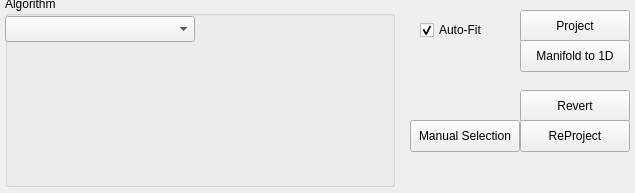
Old version of the form MLDemos/optsProject.ui in the repository b4silio/MLDemos.
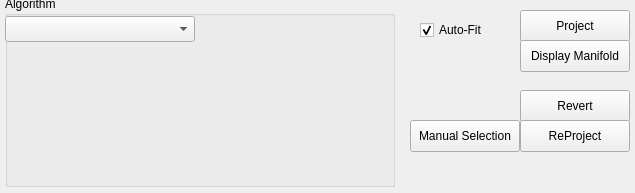
New version of the form.

```diff
--- a/MLDemos/optsProject.ui
+++ b/MLDemos/optsProject.ui
@@ -186,7 +186,7 @@
     <string>Project data to 1D and display the projection in the original space</string>
    </property>
    <property name="text">
-    <string>Manifold to 1D</string>
+    <string>Display Manifold</string>
    </property>
   </widget>
  </widget>
```
Left out of the diff: 2 changed lines with no effect on the pictures.
